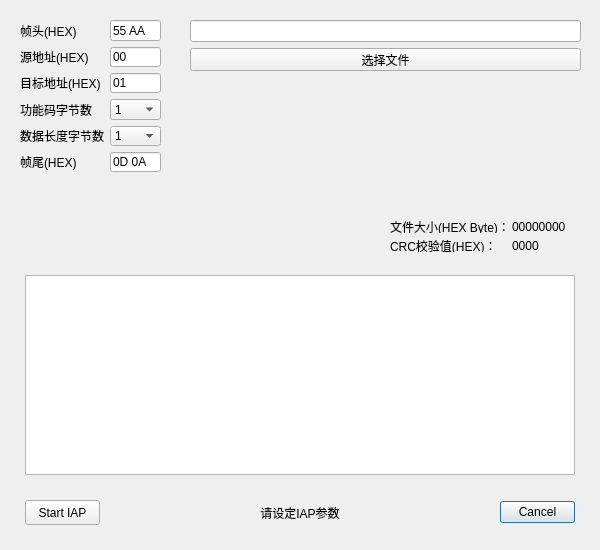
SamFisher940425/MCU_IAP_Application, file proj/ota_widget.ui: the form before one commit.
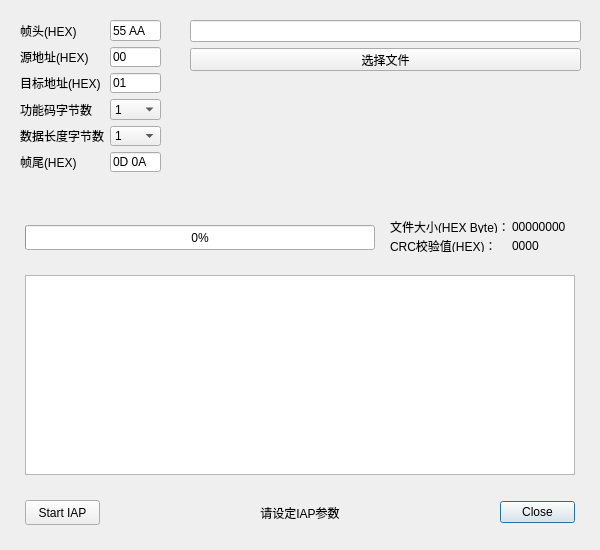
The form after the commit.

Commit message: feat(ota):v0.1.1 增加进度条，close按钮停止升级并重置升级页面.

```diff
--- a/proj/ota_widget.ui
+++ b/proj/ota_widget.ui
@@ -26,7 +26,7 @@
     <enum>Qt::Horizontal</enum>
    </property>
    <property name="standardButtons">
-    <set>QDialogButtonBox::Cancel</set>
+    <set>QDialogButtonBox::Close</set>
    </property>
    <property name="centerButtons">
     <bool>true</bool>
@@ -256,6 +256,19 @@
     </item>
    </layout>
   </widget>
+  <widget class="QProgressBar" name="progressBar">
+   <property name="geometry">
+    <rect>
+     <x>25</x>
+     <y>225</y>
+     <width>350</width>
+     <height>25</height>
+    </rect>
+   </property>
+   <property name="value">
+    <number>0</number>
+   </property>
+  </widget>
  </widget>
  <resources/>
  <connections>
```
The commit also changes 4 other files.
